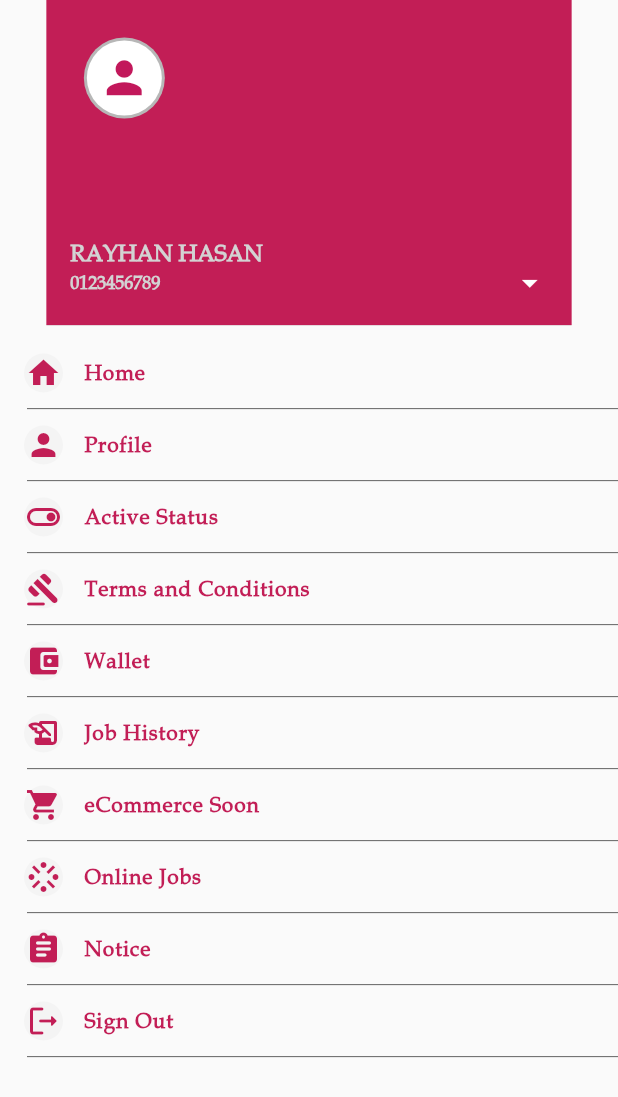
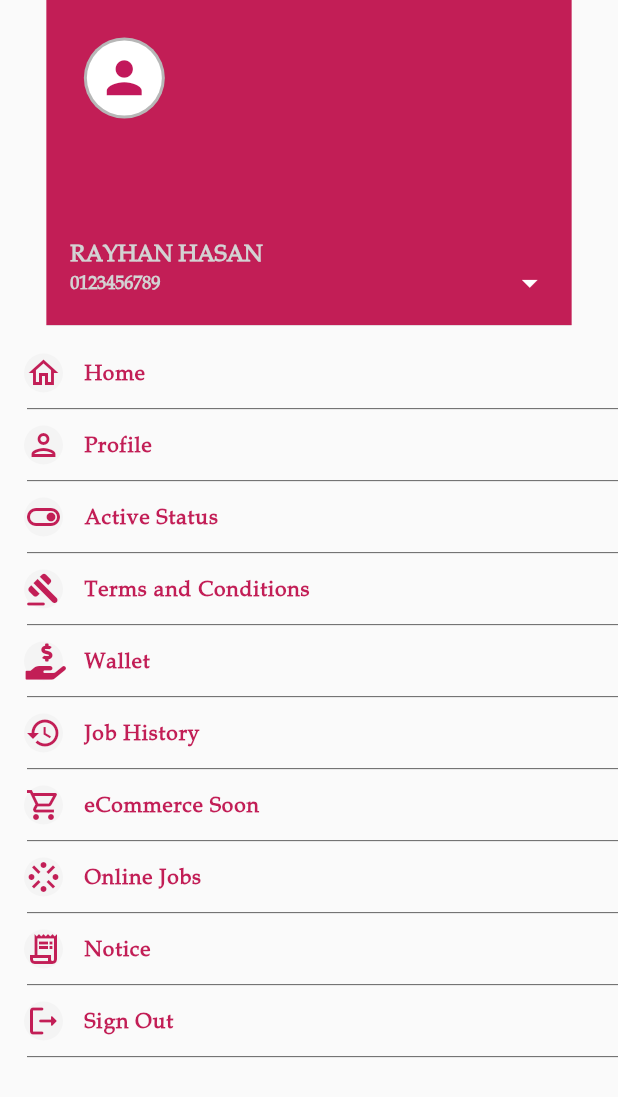
Before and after one commit to sohailmahmud/redid, a Flutter app: the CustomDrawer screen opened by its route, on a phone screen of 412 x 824 dp. Shown: the top 1097 px of the screen. Run offline on Flutter 3.47's test engine with Material 2 defaults, Android fonts, the light colour scheme and no system bars; our stand-ins replace argon_buttons_flutter, flutter_otp_text_field, font_awesome_flutter, intl_phone_number_input; statements that could not run were skipped; project files that could hold a hidden picture were left out.

```diff
--- a/lib/src/views/drawer/customdrawer.dart
+++ b/lib/src/views/drawer/customdrawer.dart
@@ -1,5 +1,6 @@
 import 'package:flutter/cupertino.dart';
 import 'package:flutter/material.dart';
+import 'package:font_awesome_flutter/font_awesome_flutter.dart';
 import 'package:redid/src/styles/colors.dart';
 import 'package:redid/src/views/auth/signin/signin.dart';
 
@@ -99,7 +100,7 @@ class CustomDrawerState extends State<CustomDrawer> {
                       backgroundColor: Colors.transparent,
                       radius: 12.0,
                       child: Icon(
-                        Icons.home,
+                        Icons.home_outlined,
                         color: kBaseColor,
                       ),
                     ),
@@ -131,7 +132,7 @@ class CustomDrawerState extends State<CustomDrawer> {
                       backgroundColor: Colors.transparent,
                       radius: 12.0,
                       child: Icon(
-                        Icons.person,
+                        Icons.person_outlined,
                         color: kBaseColor,
                       ),
                     ),
@@ -234,8 +235,8 @@ class CustomDrawerState extends State<CustomDrawer> {
                     child: CircleAvatar(
                       backgroundColor: Colors.transparent,
                       radius: 12.0,
-                      child: Icon(
-                        Icons.account_balance_wallet_rounded,
+                      child: FaIcon(
+                        FontAwesomeIcons.handHoldingUsd,
                         color: kBaseColor,
                       ),
                     ),
@@ -271,7 +272,7 @@ class CustomDrawerState extends State<CustomDrawer> {
                       backgroundColor: Colors.transparent,
                       radius: 12.0,
                       child: Icon(
-                        Icons.history_edu_rounded,
+                        Icons.history_outlined,
                         color: kBaseColor,
                       ),
                     ),
@@ -306,7 +307,7 @@ class CustomDrawerState extends State<CustomDrawer> {
                       backgroundColor: Colors.transparent,
                       radius: 12.0,
                       child: Icon(
-                        Icons.shopping_cart,
+                        Icons.shopping_cart_outlined,
                         color: kBaseColor,
                       ),
                     ),
@@ -376,7 +377,7 @@ class CustomDrawerState extends State<CustomDrawer> {
                       backgroundColor: Colors.transparent,
                       radius: 12.0,
                       child: Icon(
-                        Icons.assignment_rounded,
+                        Icons.receipt_long_outlined,
                         color: kBaseColor,
                       ),
                     ),
```
